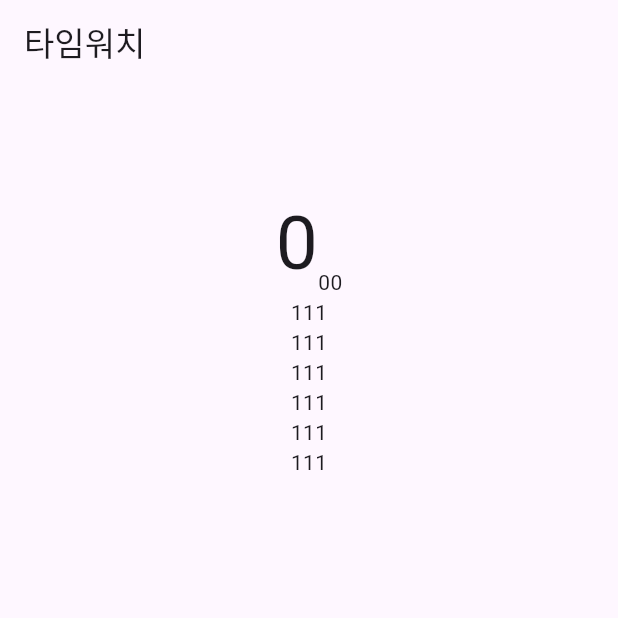
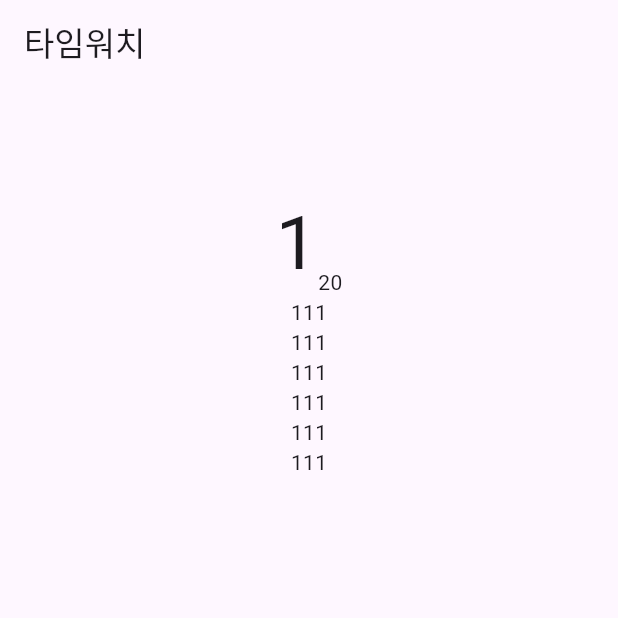
Before and after one commit to kimlg2/timewatch_flutter, a Flutter app: the screen it shows after launch, after a tap on the "play arrow" icon, on a phone screen of 412 x 824 dp, the top half of it. Run offline on Flutter 3.47's test engine with Material 3 defaults, Android fonts, the phone set to English and light mode, and no system bars.

Commit message:
초기롸 버튼 및 시작,일시정지 동작 기능 구현

```diff
--- a/lib/timewatch_screen.dart
+++ b/lib/timewatch_screen.dart
@@ -27,15 +27,31 @@ class _TimewatchScreenState extends State<TimewatchScreen> {
       _pause();
     }
   }
-  void _start() {}
-  void _pause() {}
+  void _start() {
+    _timer = Timer.periodic(const Duration(milliseconds: 10), (timer) {
+     setState(() {
+       _time++;
+     });
+    });
+  }
+  void _pause() {
+    _timer?.cancel();
+  }
   @override
   void dispose() {
     _timer?.cancel();
     super.dispose();
   }
+  void _reset() {
+    _isRunnung = false;
+    _timer?.cancel();
+    _lapTimes.clear();
+    _time = 0;
+  }
   @override
   Widget build(BuildContext context) {
+    int sec = _time ~/ 100;
+    String hundredth = '${_time % 100}'.padLeft(2,'0');
     return Scaffold(
       appBar: AppBar(
         title: const Text('타임워치'),
@@ -46,12 +62,13 @@ class _TimewatchScreenState extends State<TimewatchScreen> {
           Row(
             mainAxisAlignment: MainAxisAlignment.center,
             crossAxisAlignment: CrossAxisAlignment.end,
-            children: const [
+            children:  [
                Text(
-                 '0', style: TextStyle(fontSize: 50),
+                 '$sec',
+                 style: TextStyle(fontSize: 50),
               ),
               Text(
-                '00',
+                '$hundredth',
               ),
             ],
           ),
@@ -75,7 +92,11 @@ class _TimewatchScreenState extends State<TimewatchScreen> {
             children: [
               FloatingActionButton(
                 backgroundColor: Colors.blue,
-                onPressed: () {},
+                onPressed: () {
+                  setState(() {
+                    _reset();
+                  });
+                },
                 child: const Icon(Icons.refresh),
               ),
               FloatingActionButton(
```
